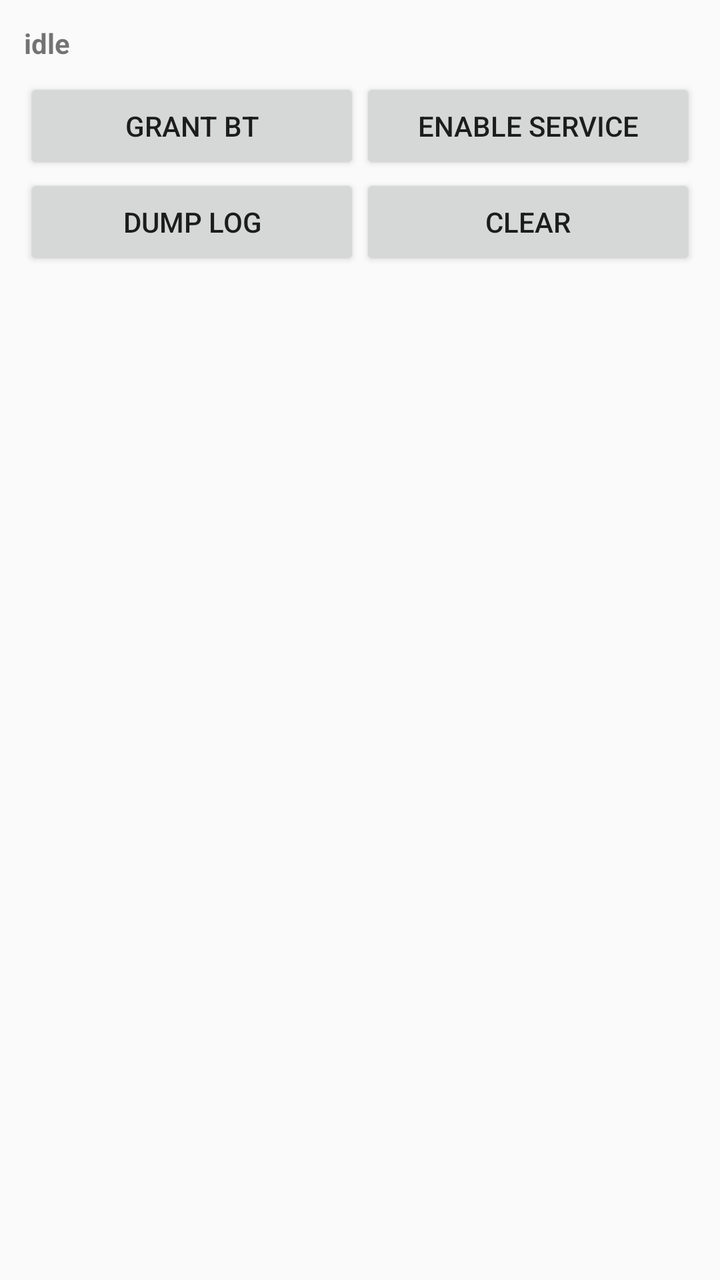
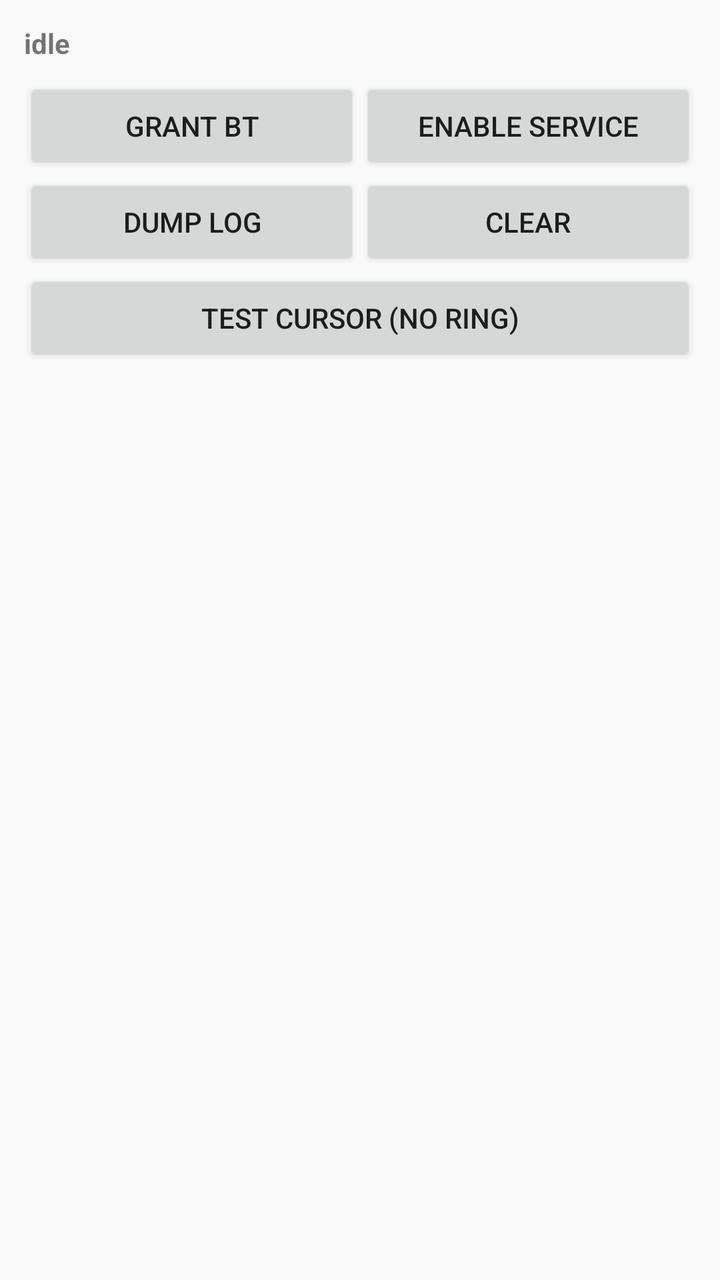

Two renders of the same Android screen: before a commit and after it. Below are the layout's source before the change and the commit's diff.
<!-- AndroidManifest.xml: application theme Theme.RingCursor -->
<!-- res/layout/activity_main.xml -->
<?xml version="1.0" encoding="utf-8"?>
<LinearLayout xmlns:android="http://schemas.android.com/apk/res/android"
    android:layout_width="match_parent"
    android:layout_height="match_parent"
    android:orientation="vertical"
    android:padding="12dp">

    <TextView
        android:id="@+id/status"
        android:layout_width="match_parent"
        android:layout_height="wrap_content"
        android:textStyle="bold"
        android:paddingBottom="8dp"
        android:text="idle" />

    <LinearLayout
        android:layout_width="match_parent"
        android:layout_height="wrap_content"
        android:orientation="horizontal">

        <Button
            android:id="@+id/btnPerms"
            android:layout_width="0dp"
            android:layout_weight="1"
            android:layout_height="wrap_content"
            android:text="Grant BT" />

        <Button
            android:id="@+id/btnA11y"
            android:layout_width="0dp"
            android:layout_weight="1"
            android:layout_height="wrap_content"
            android:text="Enable service" />
    </LinearLayout>

    <LinearLayout
        android:layout_width="match_parent"
        android:layout_height="wrap_content"
        android:orientation="horizontal">

        <Button
            android:id="@+id/btnDump"
            android:layout_width="0dp"
            android:layout_weight="1"
            android:layout_height="wrap_content"
            android:text="Dump log" />

        <Button
            android:id="@+id/btnClear"
            android:layout_width="0dp"
            android:layout_weight="1"
            android:layout_height="wrap_content"
            android:text="Clear" />
    </LinearLayout>

    <ScrollView
        android:id="@+id/scroll"
        android:layout_width="match_parent"
        android:layout_height="0dp"
        android:layout_weight="1">

        <TextView
            android:id="@+id/log"
            android:layout_width="match_parent"
            android:layout_height="wrap_content"
            android:fontFamily="monospace"
            android:textSize="10sp"
            android:typeface="monospace" />
    </ScrollView>
</LinearLayout>
<!-- resources referenced by this layout -->
<resources>
  <style name="Theme.RingCursor" parent="Theme.AppCompat.DayNight.DarkActionBar" />
</resources>

<!-- the commit's change to res/layout/activity_main.xml (unified diff, before → after) -->
@@ -1,5 +1,6 @@
 <?xml version="1.0" encoding="utf-8"?>
 <LinearLayout xmlns:android="http://schemas.android.com/apk/res/android"
+    android:id="@+id/root"
     android:layout_width="match_parent"
     android:layout_height="match_parent"
     android:orientation="vertical"
@@ -53,6 +54,12 @@
             android:text="Clear" />
     </LinearLayout>
 
+    <Button
+        android:id="@+id/btnDemo"
+        android:layout_width="match_parent"
+        android:layout_height="wrap_content"
+        android:text="Test cursor (no ring)" />
+
     <ScrollView
         android:id="@+id/scroll"
         android:layout_width="match_parent"
